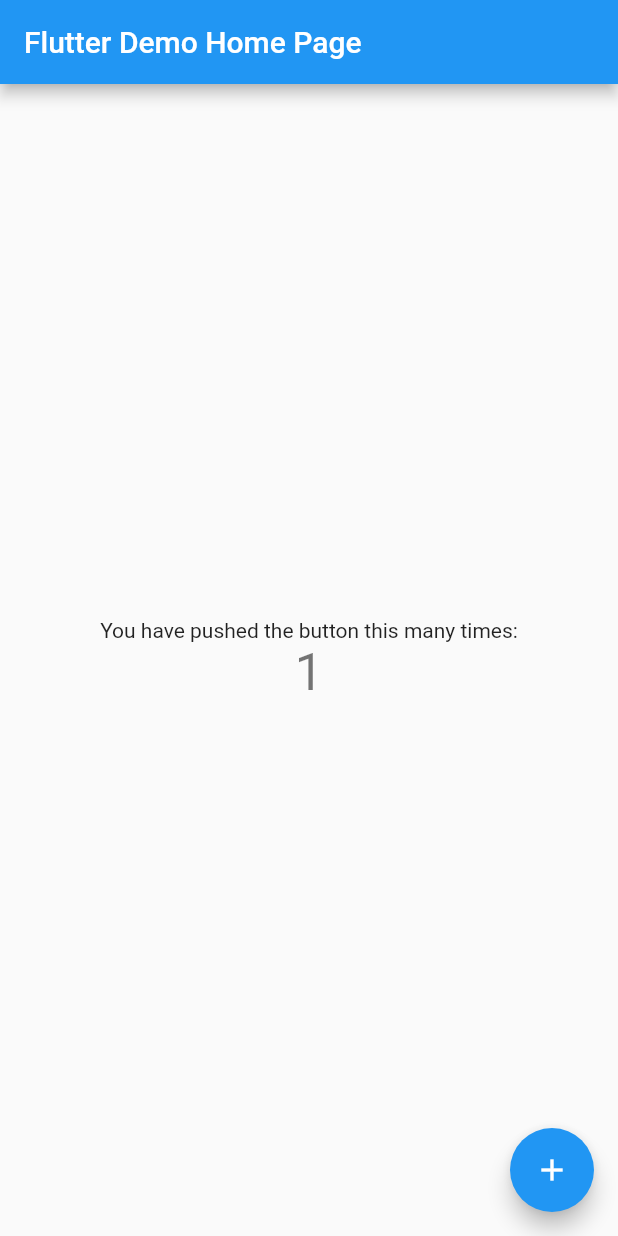
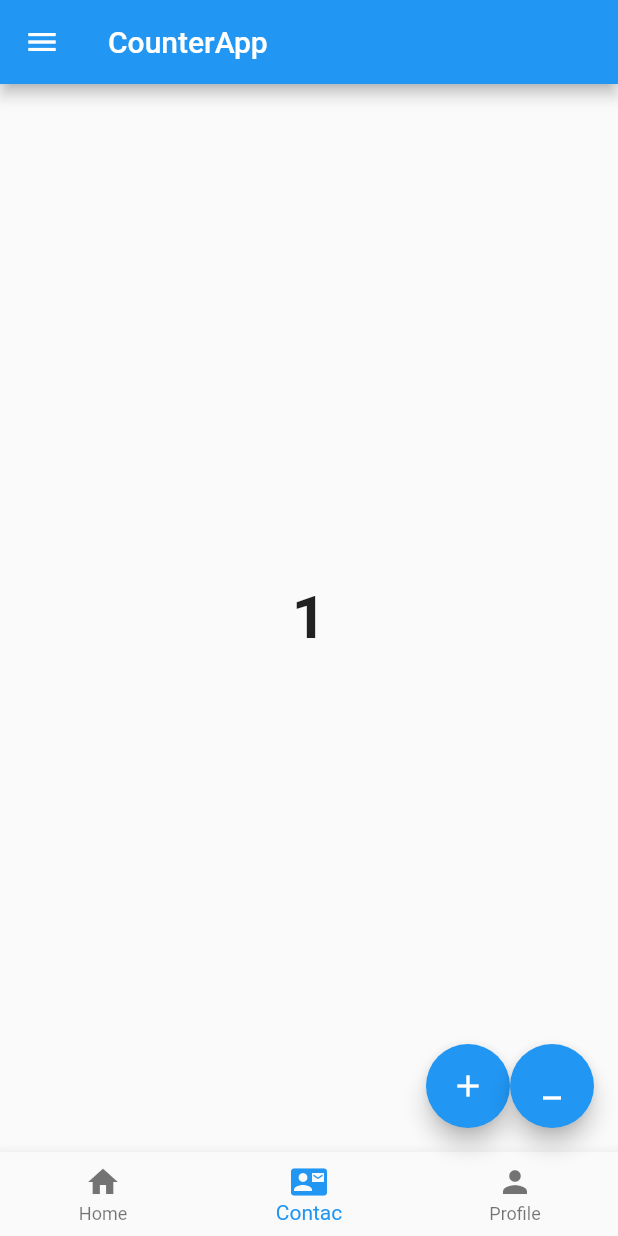
Before and after one commit to mmhedihasan/myfirstflutter, a Flutter app: the screen it shows after launch, after a tap on the "add" icon, on a phone screen of 412 x 824 dp. Run offline on Flutter 3.47's test engine with Material 2 defaults, Android fonts, the phone set to English and light mode, and no system bars.

Commit message:
counter app

```diff
--- a/lib/main.dart
+++ b/lib/main.dart
@@ -1,115 +1,63 @@
 import 'package:flutter/material.dart';
 
-void main() {
-  runApp(const MyApp());
+void main(){
+  runApp(MyApp());
 }
 
 class MyApp extends StatelessWidget {
-  const MyApp({super.key});
+  const MyApp({Key? key}) : super(key: key);
 
-  // This widget is the root of your application.
   @override
   Widget build(BuildContext context) {
     return MaterialApp(
-      title: 'Flutter Demo',
-      theme: ThemeData(
-        // This is the theme of your application.
-        //
-        // Try running your application with "flutter run". You'll see the
-        // application has a blue toolbar. Then, without quitting the app, try
-        // changing the primarySwatch below to Colors.green and then invoke
-        // "hot reload" (press "r" in the console where you ran "flutter run",
-        // or simply save your changes to "hot reload" in a Flutter IDE).
-        // Notice that the counter didn't reset back to zero; the application
-        // is not restarted.
-        primarySwatch: Colors.blue,
-      ),
-      home: const MyHomePage(title: 'Flutter Demo Home Page'),
+      home: CounterScreen(),
     );
   }
 }
-
-class MyHomePage extends StatefulWidget {
-  const MyHomePage({super.key, required this.title});
-
-  // This widget is the home page of your application. It is stateful, meaning
-  // that it has a State object (defined below) that contains fields that affect
-  // how it looks.
-
-  // This class is the configuration for the state. It holds the values (in this
-  // case the title) provided by the parent (in this case the App widget) and
-  // used by the build method of the State. Fields in a Widget subclass are
-  // always marked "final".
-
-  final String title;
-
+class CounterScreen extends StatefulWidget {
+  const CounterScreen({Key? key}) : super(key: key);
   @override
-  State<MyHomePage> createState() => _MyHomePageState();
+  State<CounterScreen> createState() => _CounterScreenState();
 }
 
-class _MyHomePageState extends State<MyHomePage> {
-  int _counter = 0;
-
-  void _incrementCounter() {
-    setState(() {
-      // This call to setState tells the Flutter framework that something has
-      // changed in this State, which causes it to rerun the build method below
-      // so that the display can reflect the updated values. If we changed
-      // _counter without calling setState(), then the build method would not be
-      // called again, and so nothing would appear to happen.
-      _counter++;
-    });
-  }
-
+class _CounterScreenState extends State<CounterScreen> {
+  int count=0;
   @override
   Widget build(BuildContext context) {
-    // This method is rerun every time setState is called, for instance as done
-    // by the _incrementCounter method above.
-    //
-    // The Flutter framework has been optimized to make rerunning build methods
-    // fast, so that you can just rebuild anything that needs updating rather
-    // than having to individually change instances of widgets.
     return Scaffold(
       appBar: AppBar(
-        // Here we take the value from the MyHomePage object that was created by
-        // the App.build method, and use it to set our appbar title.
-        title: Text(widget.title),
+        title: Text('CounterApp'),
+      ),
+      drawer: Drawer(),
+      floatingActionButton: Row(
+        mainAxisAlignment: MainAxisAlignment.end,
+        children: [
+          FloatingActionButton(
+            onPressed: (){
+              count++;
+              setState(() {});
+            },child: Icon(Icons.add),
+          ),
+          FloatingActionButton(
+            onPressed: (){
+              count--;
+              setState(() {});
+            },child: Icon(Icons.minimize),
+          ),
+        ],
       ),
       body: Center(
-        // Center is a layout widget. It takes a single child and positions it
-        // in the middle of the parent.
-        child: Column(
-          // Column is also a layout widget. It takes a list of children and
-          // arranges them vertically. By default, it sizes itself to fit its
-          // children horizontally, and tries to be as tall as its parent.
-          //
-          // Invoke "debug painting" (press "p" in the console, choose the
-          // "Toggle Debug Paint" action from the Flutter Inspector in Android
-          // Studio, or the "Toggle Debug Paint" command in Visual Studio Code)
-          // to see the wireframe for each widget.
-          //
-          // Column has various properties to control how it sizes itself and
-          // how it positions its children. Here we use mainAxisAlignment to
-          // center the children vertically; the main axis here is the vertical
-          // axis because Columns are vertical (the cross axis would be
-          // horizontal).
-          mainAxisAlignment: MainAxisAlignment.center,
-          children: <Widget>[
-            const Text(
-              'You have pushed the button this many times:',
-            ),
-            Text(
-              '$_counter',
-              style: Theme.of(context).textTheme.headlineMedium,
-            ),
-          ],
-        ),
+        child: Text(count.toString(), style: TextStyle(fontSize: 40, fontWeight: FontWeight.bold),),
       ),
-      floatingActionButton: FloatingActionButton(
-        onPressed: _incrementCounter,
-        tooltip: 'Increment',
-        child: const Icon(Icons.add),
-      ), // This trailing comma makes auto-formatting nicer for build methods.
+      bottomNavigationBar: BottomNavigationBar(
+       currentIndex: 1,
+       items: [
+         BottomNavigationBarItem(icon: Icon(Icons.home), label: 'Home'),
+         BottomNavigationBarItem(icon: Icon(Icons.contact_mail), label: 'Contac'),
+         BottomNavigationBarItem(icon: Icon(Icons.person), label: 'Profile'),
+
+       ],
+      ),
     );
   }
 }
```
